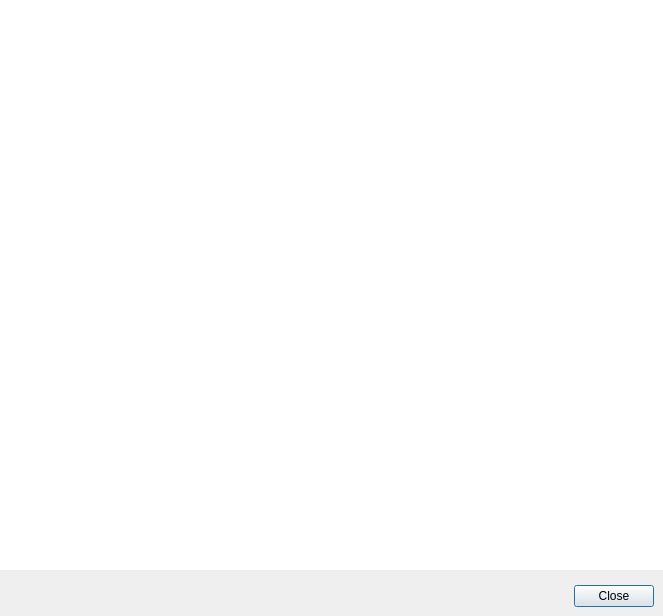
Old version of the form src/CodeViewer/Dialog.ui in the repository google/orbit.
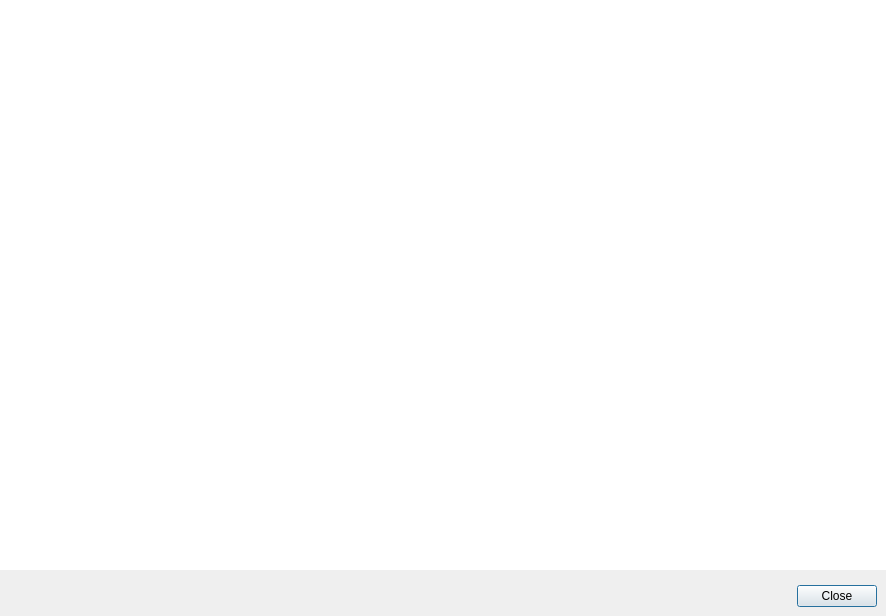
New version of the form. Custom widgets are drawn as their Qt base class.

Patch:
```diff
--- a/src/CodeViewer/Dialog.ui
+++ b/src/CodeViewer/Dialog.ui
@@ -6,7 +6,7 @@
    <rect>
     <x>0</x>
     <y>0</y>
-    <width>663</width>
+    <width>886</width>
     <height>616</height>
    </rect>
   </property>
```
